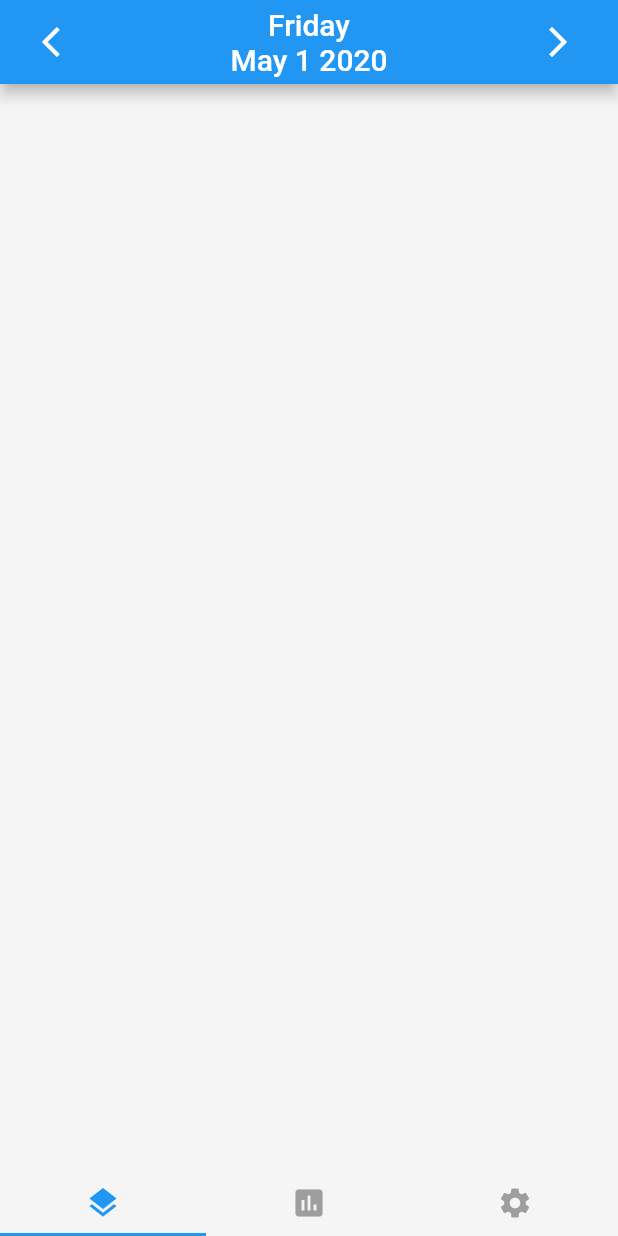
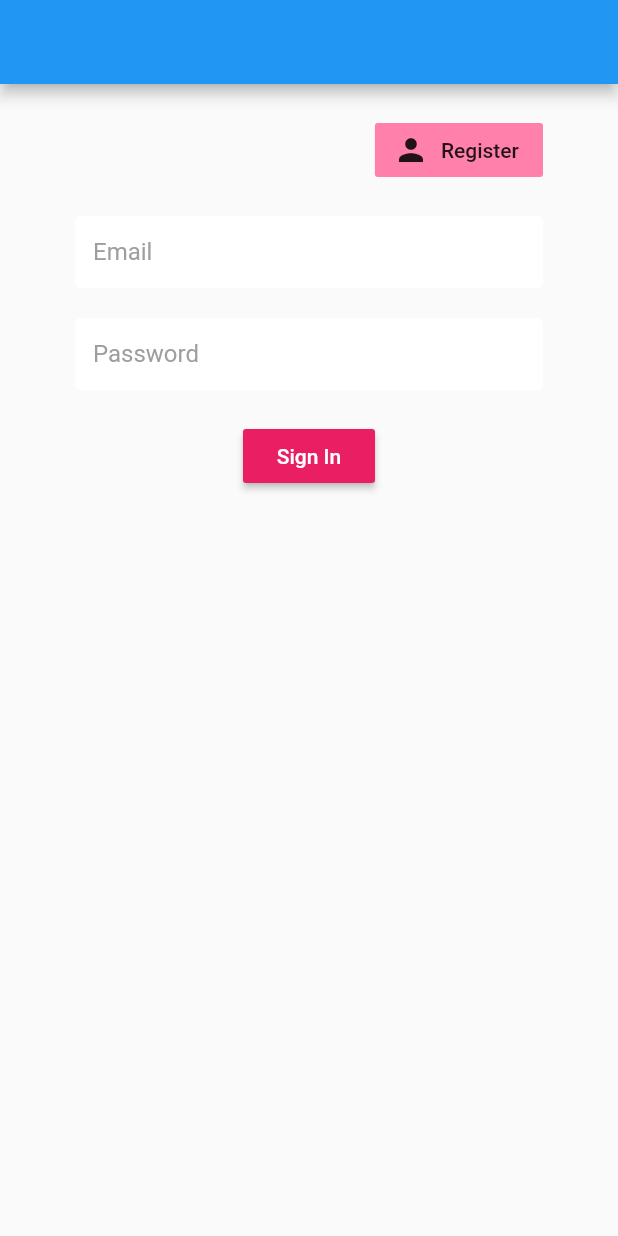
Before and after one commit to Hattomo/flutter_check_hub, a Flutter app: the screen it shows after launch, on a phone screen of 412 x 824 dp. Run offline on Flutter 3.47's test engine with Material 2 defaults, Android fonts, the phone set to English and light mode, and no system bars; our stand-ins replace cloud_firestore, firebase_auth, package_info, sqflite; accounts and stored records are empty.

```diff
--- a/lib/main.dart
+++ b/lib/main.dart
@@ -1,13 +1,10 @@
 import 'package:flutter/material.dart';
-import 'package:flutter_check_hub/pages/graph/graph_home.dart';
+import 'package:flutter_check_hub/pages/auth/auth_home.dart';
+import 'package:flutter_check_hub/pages/home.dart';
 import 'package:flutter_check_hub/pages/setting/data_type_setting.dart';
 import 'package:flutter_check_hub/pages/setting/edit_item_home.dart';
 import 'package:flutter_check_hub/pages/setting/manage_item_home.dart';
-import 'package:flutter_check_hub/pages/setting/record_home.dart';
 import 'package:flutter_check_hub/pages/setting/repeat_setting.dart';
-import 'package:flutter_check_hub/pages/setting/settings.dart';
-import 'package:flutter_check_hub/service/date_time.dart';
-import 'package:intl/intl.dart';
 
 void main() => runApp(CheckHub());
 
@@ -23,7 +20,8 @@ class CheckHub extends StatelessWidget {
       ),
       initialRoute: '/',
       routes: <String, WidgetBuilder>{
-        '/': (BuildContext context) => CheckHubHome(),
+        '/':(BuildContext context)=>AuthHome(),
+        '/checkHubHome': (BuildContext context) => CheckHubHome(),
         '/manageItemHome': (BuildContext context) => ManageItemHome(),
         '/editItemHome': (BuildContext context) => EditItemHome(),
         '/dataTypeSetting': (BuildContext context) => DataTypeSetting(),
@@ -32,106 +30,3 @@ class CheckHub extends StatelessWidget {
     );
   }
 }
-
-class CheckHubHome extends StatefulWidget {
-  @override
-  _CheckHubHomeState createState() => _CheckHubHomeState();
-}
-
-class _CheckHubHomeState extends State<CheckHubHome>
-    with SingleTickerProviderStateMixin {
-  TabController _tabController;
-  DateTimeManager dateTimeManager;
-
-  @override
-  void initState() {
-    super.initState();
-    _tabController = TabController(vsync: this, length: 3);
-    dateTimeManager = DateTimeManager();
-  }
-
-  @override
-  void dispose() {
-    _tabController.dispose();
-    dateTimeManager.dispose();
-    super.dispose();
-  }
-
-  @override
-  Widget build(BuildContext context) {
-    return DefaultTabController(
-      length: 3,
-      child: SafeArea(
-        child: Scaffold(
-          backgroundColor: Colors.grey[100],
-          appBar: AppBar(
-            title: Row(
-              mainAxisAlignment: MainAxisAlignment.spaceBetween,
-              crossAxisAlignment: CrossAxisAlignment.center,
-              children: <Widget>[
-                IconButton(
-                    icon: const Icon(Icons.arrow_back_ios),
-                    onPressed: () {
-                      dateTimeManager.subtractDate();
-                    }),
-                StreamBuilder<DateTime>(
-                    stream: dateTimeManager.dateStream,
-                    initialData: dateTimeManager.selectedDate,
-                    builder: (BuildContext context,
-                        AsyncSnapshot<DateTime> snapshot) {
-                      return InkWell(
-                        onTap: () {},
-                        child: Column(
-                          children: <Widget>[
-                            Text(DateFormat('EEEE')
-                                .format(dateTimeManager.selectedDate)),
-                            Text(DateFormat('MMM d y')
-                                .format(dateTimeManager.selectedDate)),
-                          ],
-                        ),
-                      );
-                    }),
-                IconButton(
-                    icon: const Icon(Icons.arrow_forward_ios),
-                    onPressed: () {
-                      dateTimeManager.addDate();
-                    }),
-              ],
-            ),
-          ),
-          body: TabBarView(
-            controller: _tabController,
-            children: <Widget>[
-              RecordHome(),
-              GraphHome(),
-              Settings(),
-            ],
-          ),
-          bottomNavigationBar: SafeArea(
-            child: TabBar(
-              controller: _tabController,
-              indicatorWeight: 2.0,
-              labelColor: Colors.blue,
-              unselectedLabelColor: Colors.grey,
-              unselectedLabelStyle: const TextStyle(fontSize: 12.0),
-              tabs: <Widget>[
-                const Padding(
-                  padding: EdgeInsets.all(8.0),
-                  child: Icon(Icons.layers),
-                ),
-                const Padding(
-                  padding: EdgeInsets.all(8.0),
-                  child: Icon(Icons.insert_chart),
-                ),
-                const Padding(
-                  padding: EdgeInsets.all(8.0),
-                  child: Icon(Icons.settings),
-                ),
-              ],
-            ),
-          ),
-        ),
-      ),
-    );
-  }
-}
--- /dev/null
+++ b/lib/models/user.dart
@@ -0,0 +1,11 @@
+class User {
+  User({this.uid, this.name});
+  final String uid;
+  final String name;
+}
+
+class UserData {
+  UserData({this.uid, this.name});
+  final String uid;
+  final String name;
+}
--- /dev/null
+++ b/lib/pages/auth/auth_home.dart
@@ -0,0 +1,22 @@
+import 'package:flutter/material.dart';
+import 'package:flutter_check_hub/models/user.dart';
+import 'package:flutter_check_hub/pages/auth/auth_wrapper.dart';
+import 'package:flutter_check_hub/service/auth_service.dart';
+import 'package:provider/provider.dart';
+
+class AuthHome extends StatelessWidget {
+  final User person = User();
+  @override
+  Widget build(BuildContext context) {
+    return
+      Container(
+        child: StreamProvider<User>.value(
+          value: AuthService().user,
+          child: Container(
+            child: AuthWrapper(),
+          ),
+        ),
+
+    );
+  }
+}
--- /dev/null
+++ b/lib/pages/auth/auth_wrapper.dart
@@ -0,0 +1,19 @@
+import 'package:flutter/material.dart';
+import 'package:flutter_check_hub/models/user.dart';
+import 'package:flutter_check_hub/pages/auth/authenticate.dart';
+import 'package:flutter_check_hub/pages/home.dart';
+import 'package:provider/provider.dart';
+
+class AuthWrapper extends StatelessWidget {
+  @override
+  Widget build(BuildContext context) {
+    final user = Provider.of<User>(context);
+    //print('user:$user');
+    // return either the plan or Authenticate widget
+    if (user == null) {
+      return Authenticate();
+    } else {
+      return CheckHubHome();
+    }
+  }
+}
--- /dev/null
+++ b/lib/pages/auth/authenticate.dart
@@ -0,0 +1,29 @@
+import 'package:flutter/material.dart';
+import 'package:flutter_check_hub/pages/auth/register.dart';
+import 'package:flutter_check_hub/pages/auth/sign_in.dart';
+
+class Authenticate extends StatefulWidget {
+  @override
+  _AuthenticateState createState() => _AuthenticateState();
+}
+
+class _AuthenticateState extends State<Authenticate> {
+  //flag showing whether signing in or not
+  bool showSignIn = true;
+
+  //change show signSignIn flag
+  void toggleView() {
+    //print(showSignIn.toString());
+    setState(() => showSignIn = !showSignIn);
+  }
+
+  @override
+  Widget build(BuildContext context) {
+    //print("Authenticate");
+    if (showSignIn) {
+      return SignIn(toggleView: toggleView);
+    } else {
+      return Register(toggleView: toggleView);
+    }
+  }
+}
--- /dev/null
+++ b/lib/pages/auth/sign_in.dart
@@ -0,0 +1,115 @@
+import 'package:flutter/material.dart';
+import 'package:flutter_check_hub/service/auth_service.dart';
+import 'package:flutter_check_hub/service/user_dataservice.dart';
+import 'package:flutter_check_hub/shared/text_input_decoration.dart';
+
+class SignIn extends StatefulWidget {
+  SignIn({this.toggleView});
+  final Function toggleView;
+
+
+  @override
+  _SignInState createState() => _SignInState();
+}
+
+class _SignInState extends State<SignIn> {
+  final AuthService _auth = AuthService();
+  final DatabaseServiceUser databaseServiceUser = DatabaseServiceUser();
+  //unique key for form
+  final _formKey = GlobalKey<FormState>();
+  String error = '';
+
+  //loading flag
+  bool loading = false;
+
+  // text field state
+  String email = '';
+  String password = '';
+
+  @override
+  Widget build(BuildContext context) {
+    //print("singin");
+    return Scaffold(
+      appBar: AppBar(),
+      body: loading
+          ? const Text('Loading')
+          : Container(
+              height: MediaQuery.of(context).size.height,
+              padding:
+                  const EdgeInsets.symmetric(vertical: 20.0, horizontal: 50.0),
+              child: SingleChildScrollView(
+                child: Form(
+                  key: _formKey,
+                  child: Column(
+                    children: <Widget>[
+                      Align(
+                        alignment: Alignment.centerRight,
+                        child: FlatButton.icon(
+                          icon: const Icon(Icons.person),
+                          label: const Text('Register'),
+                          color: Colors.pinkAccent[100],
+                          onPressed: () => widget.toggleView(),
+                        ),
+                      ),
+                      const SizedBox(height: 20.0),
+                      TextFormField(
+                        style: const TextStyle(color: Colors.black),
+                        decoration:
+                            textInputDecoration.copyWith(hintText: 'Email'),
+                        validator: (val) =>
+                            val.isEmpty ? 'Enter an email' : null,
+                        onChanged: (val) {
+                          setState(() => email = val);
+                        },
+                      ),
+                      const SizedBox(height: 20.0),
+                      TextFormField(
+                        style: const TextStyle(color: Colors.black),
+                        obscureText: true,
+                        decoration: textInputDecoration.copyWith(
+                          hintText: 'Password',
+                        ),
+                        validator: (val) => val.length < 6
+                            ? 'Enter a password 6+ chars long'
+                            : null,
+                        onChanged: (val) {
+                          setState(() => password = val);
+                        },
+                      ),
+                      const SizedBox(height: 20.0),
+                      RaisedButton(
+                          color: Colors.pink,
+                          child: const Text(
+                            'Sign In',
+                            style: TextStyle(color: Colors.white),
+                          ),
+                          onPressed: () async {
+                            //print(email);
+                            //print(password);
+                            //if validate each form
+                            if (_formKey.currentState.validate()) {
+                              setState(() => loading = true);
+                              await _auth.signInWithEmailAndPassword(
+                                  email, password);
+                            } else {
+                              setState(() {
+                                loading = false;
+                                error =
+                                    'Could not sign in with those credentials';
+                              });
+                            }
+                          }),
+                      const SizedBox(height: 12.0),
+                      Text(
+                        error,
+                        style:
+                            const TextStyle(color: Colors.red, fontSize: 14.0),
+                      )
+                    ],
+                  ),
+                ),
+              ),
+            ),
+    );
+  }
+}
--- /dev/null
+++ b/lib/service/auth_service.dart
@@ -0,0 +1,54 @@
+import 'package:firebase_auth/firebase_auth.dart';
+import 'package:flutter_check_hub/models/user.dart';
+
+class AuthService {
+  final FirebaseAuth _auth = FirebaseAuth.instance;
+
+  // create user obj based on firebase user
+  User _userFromFirebaseUser(FirebaseUser user) {
+    return user != null ? User(uid: user.uid) : null;
+  }
+
+  // auth change user stream
+  Stream<User> get user {
+    return _auth.onAuthStateChanged
+        //.map((FirebaseUser user) => _userFromFirebaseUser(user));
+        .map(_userFromFirebaseUser);
+  }
+
+  // sign in with email and password
+  Future signInWithEmailAndPassword(String email, String password) async {
+    try {
+      final AuthResult result = await _auth.signInWithEmailAndPassword(
+          email: email, password: password);
+      final FirebaseUser user = result.user;
+      return user;
+    } catch (error) {
+      print(error.toString());
+      return null;
+    }
+  }
+
+  // register with email and password
+  Future registerWithEmailAndPassword(String email, String password) async {
+    try {
+      final AuthResult result = await _auth.createUserWithEmailAndPassword(
+          email: email, password: password);
+      final FirebaseUser user = result.user;
+      return _userFromFirebaseUser(user);
+    } catch (error) {
+      print(error.toString());
+      return null;
+    }
+  }
+
+  // sign out
+  Future signOut() async {
+    try {
+      return await _auth.signOut();
+    } catch (error) {
+      print(error.toString());
+      return null;
+    }
+  }
+}
--- /dev/null
+++ b/lib/service/user_dataservice.dart
@@ -0,0 +1,36 @@
+import 'package:cloud_firestore/cloud_firestore.dart';
+import 'package:flutter_check_hub/models/user.dart';
+
+class DatabaseServiceUser {
+  DatabaseServiceUser({this.titles});
+  final String titles;
+
+  // collection reference
+  final CollectionReference userCollection =
+      Firestore.instance.collection('users');
+
+  Future<void> updateuserData(String uid, var name) async {
+    return await userCollection.document(uid).setData({
+      'name': name,
+    });
+  }
+
+  Future<void> createuserData(var name) async {
+    return await userCollection.document().setData({
+      'name': name,
+    });
+  }
+
+  Future<void> deleteuserData(User user) async {
+    print(user.uid);
+    return await userCollection.document(user.uid).delete();
+  }
+
+  Stream<User> user(User user) {
+    return userCollection.document(user.uid).snapshots().map((doc) {
+      return User(
+        name: doc.data['name'] ?? '',
+      );
+    });
+  }
+}
--- a/pubspec.yaml
+++ b/pubspec.yaml
@@ -33,6 +33,9 @@ dependencies:
   sqflite: ^1.3.0
   #path: #^1.7.0
   package_info: ^0.4.0+17
+  firebase_auth: ^0.16.0
+  cloud_firestore: ^0.13.5
+  provider: ^4.0.5+1
 
 dev_dependencies:
   flutter_test:
```
Also changed, not shown: lib/pages/auth/register.dart (added, +106 -0 lines), lib/pages/home.dart (added, +110 -0 lines), lib/pages/setting/edit_item_home.dart (+7 -5 lines), lib/service/cloud_database.dart (added), pubspec.lock, 3 other files.
